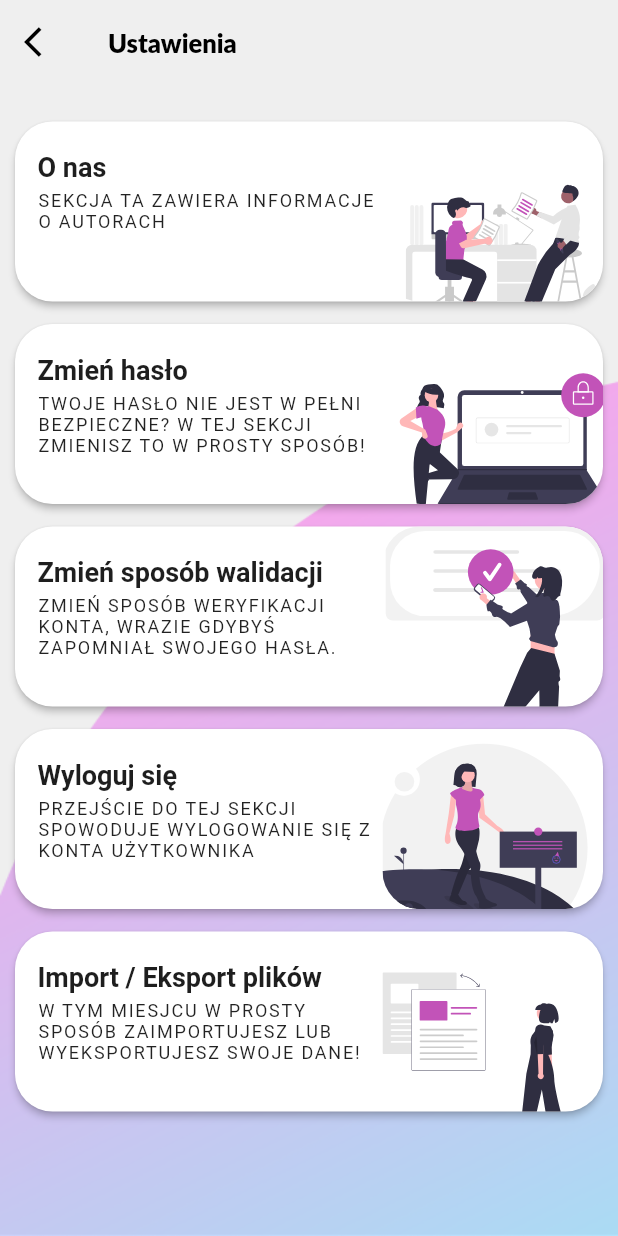
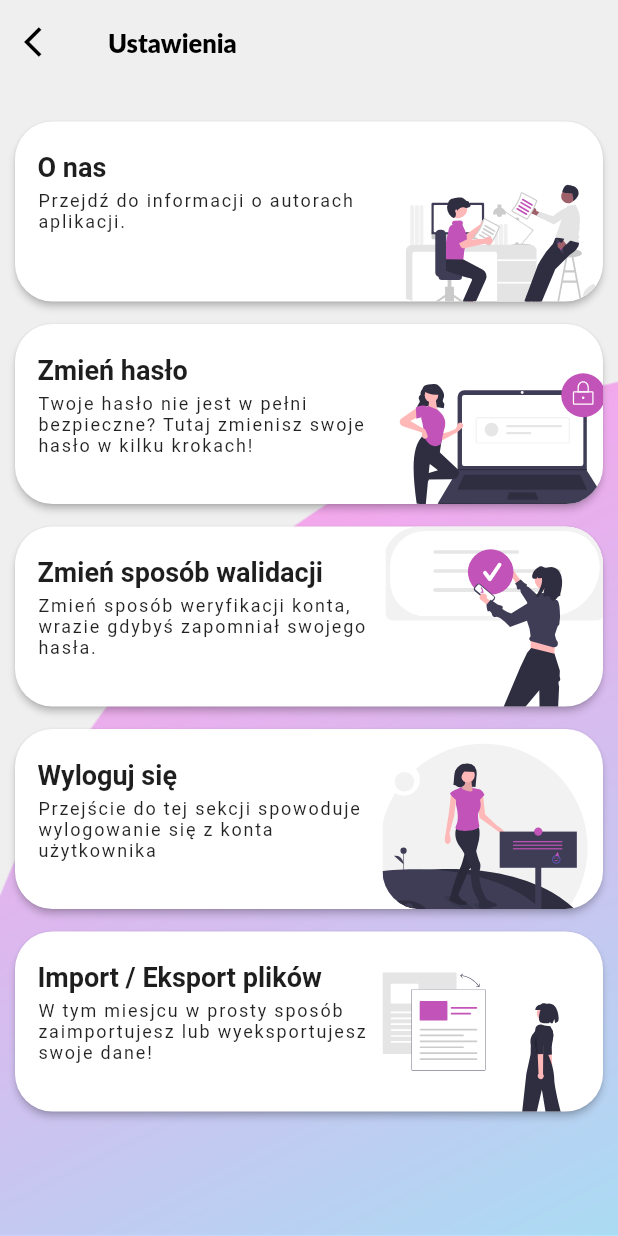
Before and after one commit to v-ashka/proj-zespolowy-flutter, a Flutter app: the DashboardPanel screen opened directly, after a tap on the "settings" icon, on a phone screen of 412 x 824 dp. Run offline on Flutter 3.47's test engine with Material 2 defaults, Android fonts, the phone set to English and light mode, and no system bars; our stand-ins replace cached_network_image, dio, dropdown_textfield, expandable, file_picker, flutter_local_notifications and 10 more; missing offline and left inert: byte_converter, chip_list, flutter_downloader, jwt_decode, video_thumbnail; accounts and stored records are empty; network calls fail.

Commit message:
added checkToUpper in dashboardbox, fixed null exc in dashboard.dart

```diff
--- a/lib/components/dashboardBox.dart
+++ b/lib/components/dashboardBox.dart
@@ -3,10 +3,11 @@ import 'package:flutter_svg/flutter_svg.dart';
 import 'package:projzespoloey/constants.dart';
 
 class DashboardBox extends StatelessWidget {
-  const DashboardBox(
+   DashboardBox(
       {Key? key,
       required this.title,
       required this.description,
+        this.descUpperCase,
       this.routeLink,
       required this.assetImgPath,
       this.lastAdded,
@@ -19,6 +20,7 @@ class DashboardBox extends StatelessWidget {
   final String? routeLink;
   final String assetImgPath;
   final String? lastAdded;
+  bool? descUpperCase=true;
   final String? additionalInfo;
   final void Function()? onPressed;
 
@@ -59,7 +61,7 @@ class DashboardBox extends StatelessWidget {
                         ),
                       ),
                       Text(
-                        description.toUpperCase(),
+                        descUpperCase == true ? description.toUpperCase() : description,
                         style: const TextStyle(
                             color: Colors.black87,
                             fontFamily: "Roboto",
--- a/lib/main.dart
+++ b/lib/main.dart
@@ -56,7 +56,7 @@ void main() {
   WidgetsFlutterBinding.ensureInitialized();
   FlutterDownloader.initialize(debug: true, ignoreSsl: true);
   HttpOverrides.global = PostHttpOverrides();
-  runApp(MaterialApp(home: MyApp()));
+  runApp(MaterialApp(debugShowCheckedModeBanner: false, home: MyApp()));
 }
 
 class MyApp extends StatelessWidget {
@@ -69,6 +69,7 @@ class MyApp extends StatelessWidget {
   @override
   Widget build(BuildContext context) {
     return MaterialApp(
+      debugShowCheckedModeBanner: false,
       localizationsDelegates: const [
         GlobalMaterialLocalizations.delegate,
         GlobalWidgetsLocalizations.delegate,
--- a/lib/pages/_Dashboard.dart
+++ b/lib/pages/_Dashboard.dart
@@ -86,7 +86,8 @@ class _DashboardPanelState extends State<DashboardPanel> {
                             Navigator.push(
                                 context,
                                 MaterialPageRoute(
-                                    builder: (context) => const NotificationView()));
+                                    builder: (context) =>
+                                        const NotificationView()));
                           },
                           icon: const Icon(Icons.notifications, size: 25),
                         ),
@@ -204,8 +205,9 @@ class _DashboardPanelState extends State<DashboardPanel> {
                           DashboardBox(
                             title: "Samochód",
                             description: "Następny przegląd pojazdu",
-                            additionalInfo:
-                                "${dashboardData.markaModelSamochodu} za ${dashboardData.dniDoPrzegladu} dni",
+                            additionalInfo: dashboardData.dniDoPrzegladu != null
+                                ? "${dashboardData.markaModelSamochodu} za ${dashboardData.dniDoPrzegladu} dni"
+                                : "",
                             routeLink: '/carList',
                             assetImgPath: 'assets/cars.svg',
                           ),
@@ -223,7 +225,8 @@ class _DashboardPanelState extends State<DashboardPanel> {
                                   MaterialPageRoute(
                                       builder: (context) => const HomeList()))
                             },
-                              assetImgPath: 'assets/house.svg',),
+                            assetImgPath: 'assets/house.svg',
+                          ),
                           const SizedBox(
                             height: 20,
                           ),
--- a/lib/pages/settings_view.dart
+++ b/lib/pages/settings_view.dart
@@ -600,19 +600,6 @@ class _SettingsViewState extends State<SettingsView> {
                           Navigator.pop(context);
                         },
                         child: Text("Anuluj")),
-                    ElevatedButton(
-                        style: ElevatedButton.styleFrom(
-                          backgroundColor: mainColor,
-                          foregroundColor: bgSmokedWhite,
-                          shape: RoundedRectangleBorder(
-                              borderRadius: BorderRadius.circular(25)),
-                        ),
-                        onPressed: () {
-                          print("saved");
-                          print("serverIP: $SERVER_IP");
-                          Navigator.of(context).pop();
-                        },
-                        child: Text("Zapisz zmiany")),
                   ],
                 ),
               ],
@@ -636,19 +623,21 @@ class _SettingsViewState extends State<SettingsView> {
               child: ListView(children: [
                 DashboardBox(
                   title: "O nas",
-                    description: "Sekcja ta zawiera informacje o autorach",
+                  description: "Przejdź do informacji o autorach aplikacji.",
+                  descUpperCase: false,
                   onPressed: () async {
                     showAboutUsDialog();
                   },
                   assetImgPath: 'assets/aboutus.svg',
-                    user: userData),
+                ),
                 const SizedBox(
                   height: 15,
                 ),
                 DashboardBox(
                   title: "Zmień hasło",
                   description:
-                        "Twoje hasło nie jest w pełni bezpieczne? W tej sekcji zmienisz to w prosty sposób!",
+                      "Twoje hasło nie jest w pełni bezpieczne? Tutaj zmienisz swoje hasło w kilku krokach!",
+                  descUpperCase: false,
                   onPressed: () async {
                     showChangePassDialog(
                         true,
@@ -658,7 +647,7 @@ class _SettingsViewState extends State<SettingsView> {
                         "secLabel");
                   },
                   assetImgPath: 'assets/secure_login_pd4.svg',
-                    user: userData),
+                ),
                 const SizedBox(
                   height: 15,
                 ),
@@ -666,11 +655,12 @@ class _SettingsViewState extends State<SettingsView> {
                   title: "Zmień sposób walidacji",
                   description:
                       "Zmień sposób weryfikacji konta, wrazie gdybyś zapomniał swojego hasła.",
+                  descUpperCase: false,
                   onPressed: () async {
                     print("val test2");
                   },
                   assetImgPath: 'assets/auth_pass.svg',
-                    user: userData),
+                ),
                 const SizedBox(
                   height: 15,
                 ),
@@ -678,6 +668,7 @@ class _SettingsViewState extends State<SettingsView> {
                   title: "Wyloguj się",
                   description:
                       "Przejście do tej sekcji spowoduje wylogowanie się z konta użytkownika",
+                  descUpperCase: false,
                   onPressed: () async {
                     // print("val");
                     removeUserToken();
@@ -688,7 +679,7 @@ class _SettingsViewState extends State<SettingsView> {
                     //     context, ModalRoute.withName('/user_auth'));
                   },
                   assetImgPath: 'assets/logout2.svg',
-                    user: userData),
+                ),
                 const SizedBox(
                   height: 15,
                 ),
@@ -696,11 +687,12 @@ class _SettingsViewState extends State<SettingsView> {
                   title: "Import / Eksport plików",
                   description:
                       "W tym miesjcu w prosty sposób zaimportujesz lub wyeksportujesz swoje dane!",
+                  descUpperCase: false,
                   onPressed: () async {
                     importExportAlert();
                   },
                   assetImgPath: 'assets/exportimport.svg',
-                    user: userData),
+                ),
               ]))),
     );
   }
--- a/lib/services/notification_service.dart
+++ b/lib/services/notification_service.dart
@@ -36,7 +36,6 @@ class NotificationApiService {
           options: Options(headers: {
             'Authorization': "Bearer $token",
           }));
-      log(response.data.toString());
       return response.data;
     } on DioError catch (e) {
       return e.response;
```
Lines whose indentation alone changed are shown as unchanged.
